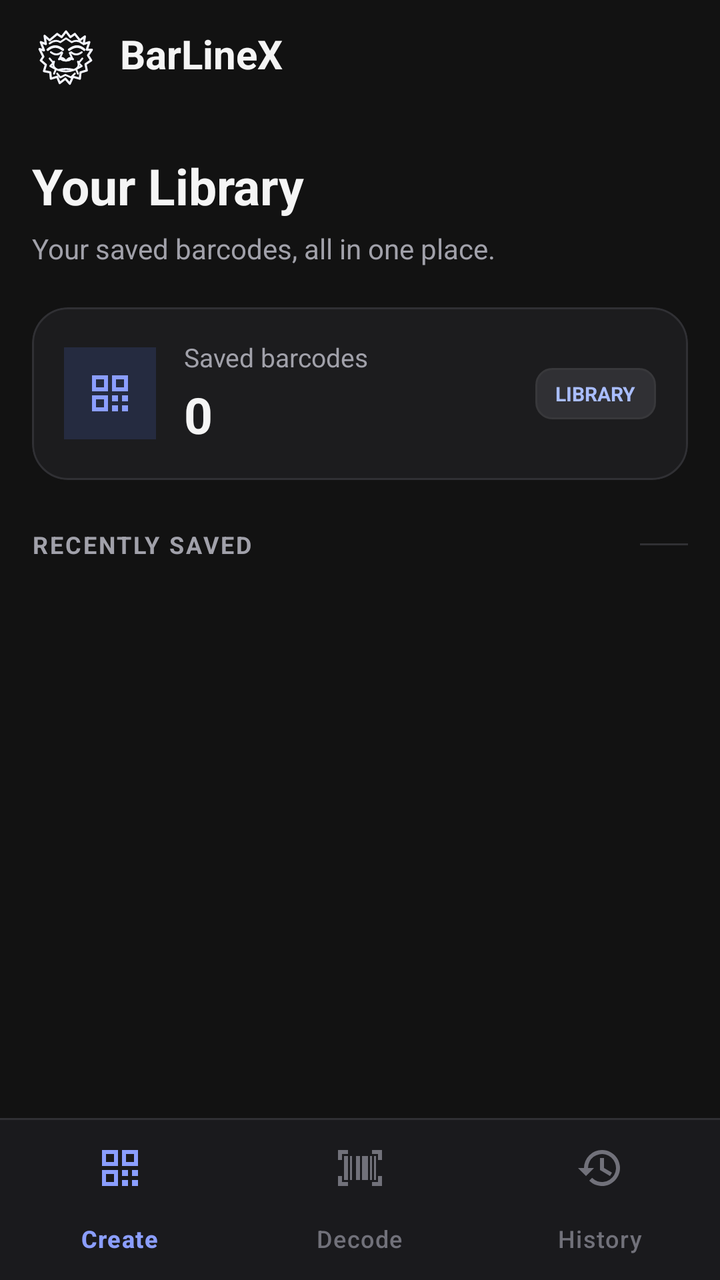
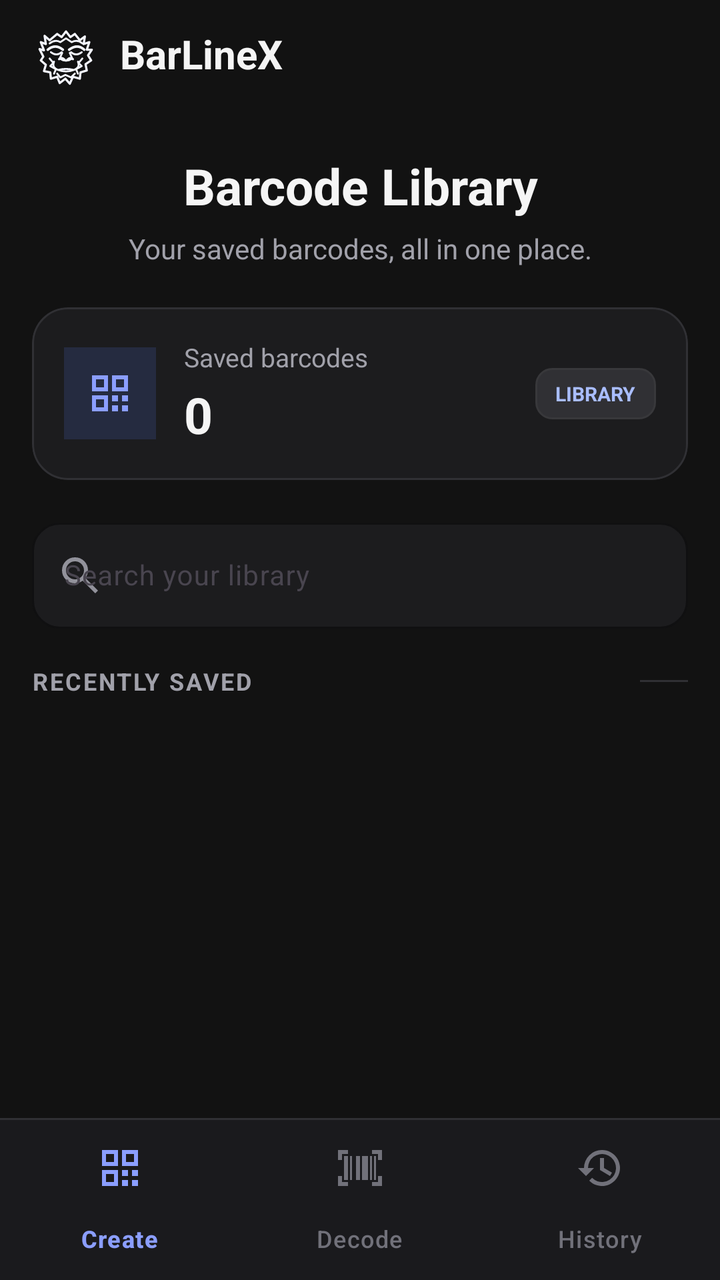

An Android layout rendered at two revisions. The XML below is the earlier revision; the diff shows what the commit changed to produce the second picture.
<!-- AndroidManifest.xml: application theme Theme.BarLineX -->
<!-- res/layout/activity_history.xml -->
<?xml version="1.0" encoding="utf-8"?>
<LinearLayout xmlns:android="http://schemas.android.com/apk/res/android"
    xmlns:app="http://schemas.android.com/apk/res-auto"
    android:id="@+id/historyRoot"
    android:layout_width="match_parent"
    android:layout_height="match_parent"
    android:background="#121212"
    android:orientation="vertical"
    android:fitsSystemWindows="true">

    
    <LinearLayout
        android:id="@+id/historyToolbar"
        android:layout_width="match_parent"
        android:layout_height="56dp"
        android:background="#121212"
        android:gravity="center_vertical"
        android:orientation="horizontal"
        android:paddingHorizontal="16dp">

        <ImageView
            android:layout_width="34dp"
            android:layout_height="34dp"
            android:contentDescription="@string/barlinex_bigfoot_logo"
            android:scaleType="fitCenter"
            android:src="@drawable/ic_yeti" />

        <TextView
            android:layout_width="0dp"
            android:layout_height="wrap_content"
            android:layout_marginStart="10dp"
            android:layout_weight="1"
            android:includeFontPadding="false"
            android:text="@string/app_name"
            android:textColor="#F5F5F5"
            android:textSize="20sp"
            android:textStyle="bold" />

    </LinearLayout>

    
    <LinearLayout
        android:layout_width="match_parent"
        android:layout_height="0dp"
        android:layout_weight="1"
        android:orientation="vertical"
        android:paddingHorizontal="16dp"
        android:paddingTop="20dp"
        android:paddingBottom="12dp">

        
        <TextView
            android:layout_width="match_parent"
            android:layout_height="wrap_content"
            android:text="Your Library"
            android:textColor="#F5F5F5"
            android:textSize="25sp"
            android:textStyle="bold" />

        <TextView
            android:layout_width="match_parent"
            android:layout_height="wrap_content"
            android:layout_marginTop="5dp"
            android:text="Your saved barcodes, all in one place."
            android:textColor="#A1A1AA"
            android:textSize="14sp" />

        
        <com.google.android.material.card.MaterialCardView
            android:layout_width="match_parent"
            android:layout_height="wrap_content"
            android:layout_marginTop="20dp"
            app:cardBackgroundColor="#1C1C1E"
            app:cardCornerRadius="18dp"
            app:cardElevation="0dp"
            app:strokeColor="#303034"
            app:strokeWidth="1dp">

            <LinearLayout
                android:layout_width="match_parent"
                android:layout_height="wrap_content"
                android:gravity="center_vertical"
                android:orientation="horizontal"
                android:padding="16dp">

                <FrameLayout
                    android:layout_width="46dp"
                    android:layout_height="46dp"
                    android:background="#252B40">

                    <ImageView
                        android:layout_width="24dp"
                        android:layout_height="24dp"
                        android:layout_gravity="center"
                        android:importantForAccessibility="no"
                        android:src="@drawable/ic_qr_code"
                        app:tint="#8B9EFF" />

                </FrameLayout>

                <LinearLayout
                    android:layout_width="0dp"
                    android:layout_height="wrap_content"
                    android:layout_marginStart="14dp"
                    android:layout_weight="1"
                    android:orientation="vertical">

                    <TextView
                        android:layout_width="wrap_content"
                        android:layout_height="wrap_content"
                        android:text="Saved barcodes"
                        android:textColor="#A1A1AA"
                        android:textSize="13sp" />

                    <TextView
                        android:id="@+id/textHistoryCount"
                        android:layout_width="wrap_content"
                        android:layout_height="wrap_content"
                        android:layout_marginTop="3dp"
                        android:text="0"
                        android:textColor="#F5F5F5"
                        android:textSize="25sp"
                        android:textStyle="bold" />

                </LinearLayout>

                <TextView
                    android:layout_width="wrap_content"
                    android:layout_height="wrap_content"
                    android:background="@drawable/bg_format_badge"
                    android:paddingHorizontal="10dp"
                    android:paddingVertical="6dp"
                    android:text="LIBRARY"
                    android:textColor="#A9BDFF"
                    android:textSize="10sp"
                    android:textStyle="bold" />

            </LinearLayout>

        </com.google.android.material.card.MaterialCardView>

        
        <LinearLayout
            android:layout_width="match_parent"
            android:layout_height="wrap_content"
            android:layout_marginTop="24dp"
            android:layout_marginBottom="12dp"
            android:gravity="center_vertical"
            android:orientation="horizontal">

            <TextView
                android:layout_width="0dp"
                android:layout_height="wrap_content"
                android:layout_weight="1"
                android:letterSpacing="0.08"
                android:text="RECENTLY SAVED"
                android:textColor="#A1A1AA"
                android:textSize="12sp"
                android:textStyle="bold" />

            <View
                android:layout_width="24dp"
                android:layout_height="1dp"
                android:background="#303034" />

        </LinearLayout>

        
        <LinearLayout
            android:id="@+id/historyEmptyContainer"
            android:layout_width="match_parent"
            android:layout_height="0dp"
            android:layout_weight="1"
            android:gravity="center"
            android:orientation="vertical"
            android:paddingHorizontal="28dp"
            android:visibility="gone">

            <FrameLayout
                android:layout_width="88dp"
                android:layout_height="88dp"
                android:background="#1C1C1E">

                <ImageView
                    android:layout_width="42dp"
                    android:layout_height="42dp"
                    android:layout_gravity="center"
                    android:importantForAccessibility="no"
                    android:src="@drawable/ic_qr_code"
                    app:tint="#8B9EFF" />

            </FrameLayout>

            <TextView
                android:layout_width="wrap_content"
                android:layout_height="wrap_content"
                android:layout_marginTop="20dp"
                android:text="Your library is empty"
                android:textColor="#F5F5F5"
                android:textSize="18sp"
                android:textStyle="bold" />

            <TextView
                android:id="@+id/textHistoryEmpty"
                android:layout_width="match_parent"
                android:layout_height="wrap_content"
                android:layout_marginTop="8dp"
                android:gravity="center"
                android:text="Barcodes you save will appear here. Create your first barcode to get started."
                android:textColor="#92929B"
                android:textSize="13sp"
                android:lineSpacingExtra="3dp" />

        </LinearLayout>

        
        <androidx.recyclerview.widget.RecyclerView
            android:id="@+id/recyclerHistory"
            android:layout_width="match_parent"
            android:layout_height="0dp"
            android:layout_weight="1"
            android:clipToPadding="false"
            android:overScrollMode="never"
            android:paddingBottom="8dp"
            android:visibility="gone" />

    </LinearLayout>

    
    <LinearLayout
        android:id="@+id/bottomDock"
        android:layout_width="match_parent"
        android:layout_height="wrap_content"
        android:background="#1A1A1D"
        android:orientation="vertical">

        <View
            android:layout_width="match_parent"
            android:layout_height="1dp"
            android:background="#303034" />

        <com.google.android.material.bottomnavigation.BottomNavigationView
            android:id="@+id/bottomNavigation"
            android:layout_width="match_parent"
            android:layout_height="wrap_content"
            android:background="#1A1A1D"
            app:elevation="0dp"
            app:itemIconTint="@color/nav_item_color"
            app:itemTextColor="@color/nav_item_color"
            app:labelVisibilityMode="labeled"
            app:menu="@menu/menu_bottom_navigation" />

    </LinearLayout>

</LinearLayout>
<!-- resources referenced by this layout -->
<resources>
  <!-- drawable bg_format_badge (drawable) -->
  <?xml version="1.0" encoding="utf-8"?>
  <shape xmlns:android="http://schemas.android.com/apk/res/android"
      android:shape="rectangle">
  
      <solid android:color="@color/background_variant" />
  
      <corners android:radius="8dp" />
  
      <stroke
          android:width="1dp"
          android:color="@color/border_default" />
  
  </shape>
  <!-- drawable ic_qr_code (drawable) -->
  <vector xmlns:android="http://schemas.android.com/apk/res/android"
      android:width="24dp"
      android:height="24dp"
      android:viewportWidth="24"
      android:viewportHeight="24">
      <path
          android:fillColor="#FFFFFFFF"
          android:pathData="M3,3h8v8H3zM5,5v4h4V5zM13,3h8v8h-8zM15,5v4h4V5zM3,13h8v8H3zM5,15v4h4v-4zM13,13h3v3h-3zM18,13h3v3h-3zM13,18h3v3h-3zM18,18h3v3h-3z" />
  </vector>
  <!-- drawable ic_yeti: vector/xml drawable (drawable, 2938 chars, omitted) -->
  <string name="app_name">BarLineX</string>
  <string name="barlinex_bigfoot_logo">BarLineX Logo</string>
  <style name="Theme.BarLineX" parent="Theme.Material3.Dark.NoActionBar">
          <item name="colorPrimary">@color/brand_primary</item>
          <item name="colorOnPrimary">#121212</item>
  
          <item name="colorSecondary">@color/brand_secondary</item>
          <item name="colorOnSecondary">#121212</item>
  
          <item name="colorSurface">@color/background_surface</item>
          <item name="colorOnSurface">@color/text_primary</item>
  
          <item name="colorSurfaceVariant">@color/background_variant</item>
          <item name="colorOnSurfaceVariant">@color/text_secondary</item>
  
          <item name="colorOutline">@color/border_default</item>
          <item name="colorOutlineVariant">@color/border_subtle</item>
  
          <item name="colorError">#F87171</item>
  
          <item name="android:statusBarColor">@color/background_main</item>
          <item name="android:navigationBarColor">@color/background_main</item>
          <item name="android:windowLightStatusBar">false</item>
          <item name="android:windowBackground">@color/background_main</item>
          <item name="android:colorAccent">@color/brand_primary</item>
      </style>
  <color name="background_variant">#303034</color>
  <color name="border_default">#38383B</color>
  <color name="brand_primary">#8B9EFF</color>
  <color name="brand_secondary">#A5B2FF</color>
  <color name="background_surface">#1C1C1E</color>
  <color name="text_primary">#E5E5E5</color>
  <color name="text_secondary">#A1A1AA</color>
  <color name="border_subtle">#2C2C30</color>
  <color name="background_main">#121212</color>
</resources>

<!-- the commit's change to res/layout/activity_history.xml (unified diff, before → after) -->
@@ -52,10 +52,11 @@
         <TextView
             android:layout_width="match_parent"
             android:layout_height="wrap_content"
-            android:text="Your Library"
+            android:text="@string/barcode_library"
             android:textColor="#F5F5F5"
             android:textSize="25sp"
-            android:textStyle="bold" />
+            android:textStyle="bold"
+            android:textAlignment="center"/>
 
         <TextView
             android:layout_width="match_parent"
@@ -63,7 +64,8 @@
             android:layout_marginTop="5dp"
             android:text="Your saved barcodes, all in one place."
             android:textColor="#A1A1AA"
-            android:textSize="14sp" />
+            android:textSize="14sp"
+            android:textAlignment="center"/>
 
         
         <com.google.android.material.card.MaterialCardView
@@ -139,11 +141,45 @@
 
         </com.google.android.material.card.MaterialCardView>
 
+
+        <com.google.android.material.textfield.TextInputLayout
+            android:id="@+id/layoutHistorySearch"
+            style="@style/Widget.Material3.TextInputLayout.OutlinedBox"
+            android:layout_width="match_parent"
+            android:layout_height="wrap_content"
+            android:layout_marginTop="16dp"
+            android:hint="Search your library"
+            app:boxBackgroundColor="#1C1C1E"
+            app:boxCornerRadiusTopStart="14dp"
+            app:boxCornerRadiusTopEnd="14dp"
+            app:boxCornerRadiusBottomStart="14dp"
+            app:boxCornerRadiusBottomEnd="14dp"
+            app:boxStrokeColor="#303034"
+            app:hintTextColor="#A1A1AA"
+            app:startIconDrawable="@drawable/ic_search"
+            app:startIconTint="#92929B"
+            app:endIconMode="clear_text"
+            app:endIconTint="#92929B">
+
+            <com.google.android.material.textfield.TextInputEditText
+                android:id="@+id/editHistorySearch"
+                android:layout_width="match_parent"
+                android:layout_height="wrap_content"
+                android:singleLine="true"
+                android:textColor="#F5F5F5"
+                android:textColorHint="#92929B"
+                android:textSize="14sp"
+                android:imeOptions="actionSearch"
+                android:inputType="text" />
+
+        </com.google.android.material.textfield.TextInputLayout>
+
+
         
         <LinearLayout
             android:layout_width="match_parent"
             android:layout_height="wrap_content"
-            android:layout_marginTop="24dp"
+            android:layout_marginTop="18dp"
             android:layout_marginBottom="12dp"
             android:gravity="center_vertical"
             android:orientation="horizontal">
<!-- resource entries referenced after the edit -->
@@ -24,8 +24,19 @@
           android:fillColor="#FFFFFFFF"
           android:pathData="M3,3h8v8H3zM5,5v4h4V5zM13,3h8v8h-8zM15,5v4h4V5zM3,13h8v8H3zM5,15v4h4v-4zM13,13h3v3h-3zM18,13h3v3h-3zM13,18h3v3h-3zM18,18h3v3h-3z" />
   </vector>
+  <!-- drawable ic_search (drawable) -->
+  <vector xmlns:android="http://schemas.android.com/apk/res/android"
+      android:width="24dp"
+      android:height="24dp"
+      android:viewportWidth="960"
+      android:viewportHeight="960">
+    <path
+        android:pathData="M784,840 L532,588q-30,24 -69,38t-83,14q-109,0 -184.5,-75.5T120,380q0,-109 75.5,-184.5T380,120q109,0 184.5,75.5T640,380q0,44 -14,83t-38,69l252,252 -56,56ZM380,560q75,0 127.5,-52.5T560,380q0,-75 -52.5,-127.5T380,200q-75,0 -127.5,52.5T200,380q0,75 52.5,127.5T380,560Z"
+        android:fillColor="#FFFFFF"/>
+  </vector>
   <!-- drawable ic_yeti: vector/xml drawable (drawable, 2938 chars, omitted) -->
   <string name="app_name">BarLineX</string>
+  <string name="barcode_library">Barcode Library</string>
   <string name="barlinex_bigfoot_logo">BarLineX Logo</string>
   <style name="Theme.BarLineX" parent="Theme.Material3.Dark.NoActionBar">
           <item name="colorPrimary">@color/brand_primary</item>
